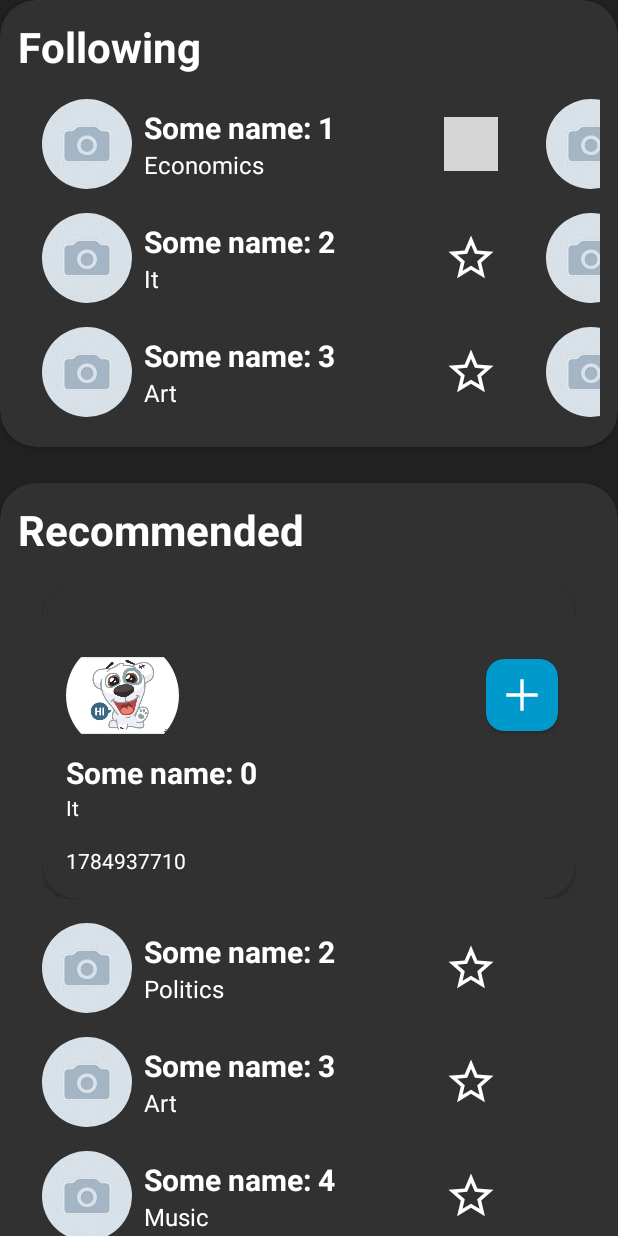
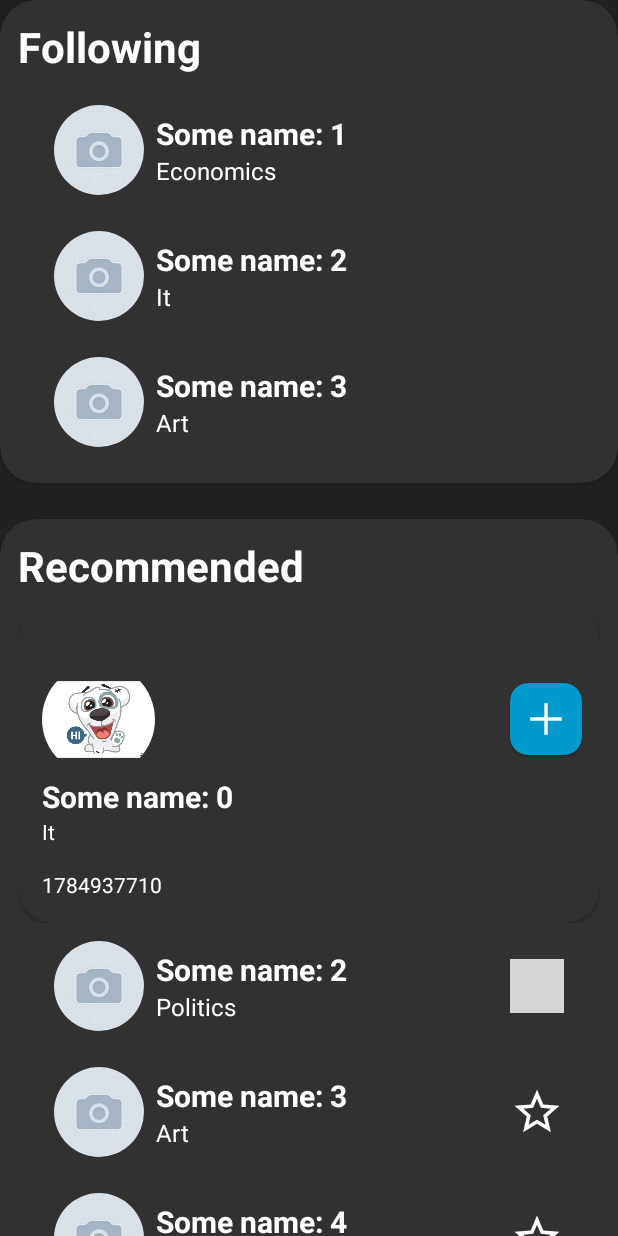
Before and after one commit to VladislavDobrihlopez/RecyclerViewOptimizations, an Android app: the screen it shows after launch (MainActivity), after a tap on "add to favourites", on a phone screen of 412 x 824 dp. Run offline under Robolectric (Android 15) with nearby library versions, the phone set to English and light mode, and no system bars; 1 other tap on this screen came first; grey boxes are pictures that could not be loaded.

Commit message:
work on paddings, fix bugs

```diff
--- a/app/src/main/java/com/example/fakevkhub/presentation/CommunitiesFragment.kt
+++ b/app/src/main/java/com/example/fakevkhub/presentation/CommunitiesFragment.kt
@@ -10,7 +10,7 @@ import androidx.recyclerview.widget.ItemTouchHelper
 import com.example.fakevkhub.R
 import com.example.fakevkhub.databinding.FragmentCommunitiesBinding
 import com.example.fakevkhub.presentation.adapters.FollowedCommunitiesAdapter
-import com.example.fakevkhub.presentation.adapters.decorations.CommunityItemDecoration
+import com.example.fakevkhub.presentation.adapters.decorations.HorizontalItemDecoration
 import com.example.fakevkhub.presentation.adapters.delegates.DetailedCommunitiesDelegateAdapter
 import com.example.fakevkhub.presentation.adapters.delegates.FollowedCommunitiesDelegateAdapter
 import com.example.fakevkhub.presentation.adapters.delegates.HorizontalScrollDelegateAdapter
@@ -61,7 +61,7 @@ class CommunitiesFragment : Fragment() {
 
     private fun setupScrollableLists() {
         adapter1 = FollowedCommunitiesAdapter(
-            listOf(FollowedCommunitiesDelegateAdapter(::changeItemLikeStatus1))
+            listOf(FollowedCommunitiesDelegateAdapter(::changeItemLikeStatus1, 730))
         )
         adapter2 = FollowedCommunitiesAdapter(
             listOf(
@@ -69,8 +69,13 @@ class CommunitiesFragment : Fragment() {
                 HorizontalScrollDelegateAdapter(listOf(DetailedCommunitiesDelegateAdapter(::onFollowed)))
             )
         )
-        binding.recyclerViewFollowedCommunities.addItemDecoration(CommunityItemDecoration(24))
-        binding.recyclerViewTopOfTheDay.addItemDecoration(CommunityItemDecoration(24))
+        binding.recyclerViewFollowedCommunities.addItemDecoration(HorizontalItemDecoration(36))
+        binding.recyclerViewTopOfTheDay.addItemDecoration(
+            HorizontalItemDecoration(
+                36,
+                listOf(R.layout.communities_detailed)
+            )
+        )
         binding.recyclerViewFollowedCommunities.adapter = adapter1
         binding.recyclerViewTopOfTheDay.adapter = adapter2
 
@@ -154,7 +159,7 @@ class CommunitiesFragment : Fragment() {
     private fun requestItemStateChanges2(item: CommunityUiModel) {
         Log.d("TEST_CRASH", "searching for: $item")
 
-        val index = adapter2.currentList.indexOf(item)
+        val index = screenFeed.indexOf(item)
 
         Log.d("TEST_CRASH", "$index \n$item")
 
@@ -163,12 +168,12 @@ class CommunitiesFragment : Fragment() {
                 drawableResId = if (item.drawableResId == R.drawable.star) R.drawable.no_star else R.drawable.star,
                 isFavorite = !item.isFavorite
             )
-        val old = adapter2.currentList.toMutableList()
-        old.removeAt(index)
-        old.add(index, newItem)
+
+        screenFeed.removeAt(index)
+        screenFeed.add(index, newItem)
         Log.d("TEST_CRASH", "before submitting: $newItem")
 
-        adapter2.submitList(old)
+        adapter2.submitList(screenFeed.toList())
     }
 
     companion object {
--- a/app/src/main/java/com/example/fakevkhub/presentation/adapters/decorations/CommunityItemDecoration.kt
+++ b/app/src/main/java/com/example/fakevkhub/presentation/adapters/decorations/HorizontalItemDecoration.kt
@@ -4,8 +4,9 @@ import android.graphics.Rect
 import android.view.View
 import androidx.recyclerview.widget.RecyclerView
 
-class CommunityItemDecoration(
+class HorizontalItemDecoration(
     private val divider: Int,
+    private val excludedViewTypes: List<Int> = listOf()
 ) : RecyclerView.ItemDecoration() {
     override fun getItemOffsets(
         outRect: Rect,
@@ -15,6 +16,9 @@ class CommunityItemDecoration(
     ) {
         super.getItemOffsets(outRect, view, parent, state)
 
+        if (excludedViewTypes.contains(parent.getChildViewHolder(view).itemViewType)) {
+            return
+        }
 //        if (viewType != parent.getChildViewHolder(view).itemViewType) {
 //            return
 //        }
--- a/app/src/main/java/com/example/fakevkhub/presentation/adapters/delegates/FollowedCommunitiesDelegateAdapter.kt
+++ b/app/src/main/java/com/example/fakevkhub/presentation/adapters/delegates/FollowedCommunitiesDelegateAdapter.kt
@@ -6,14 +6,15 @@ import android.view.ViewGroup
 import androidx.recyclerview.widget.DiffUtil
 import com.example.fakevkhub.R
 import com.example.fakevkhub.databinding.CommunityItemBinding
-import com.example.fakevkhub.presentation.uimodels.CommunityUiModel
-import com.example.fakevkhub.presentation.uimodels.Item
 import com.example.fakevkhub.presentation.adapters.viewholders.BaseViewHolder
 import com.example.fakevkhub.presentation.adapters.viewholders.FollowedCommunitiesPayloads
 import com.example.fakevkhub.presentation.adapters.viewholders.FollowedCommunityCardViewHolder
+import com.example.fakevkhub.presentation.uimodels.CommunityUiModel
+import com.example.fakevkhub.presentation.uimodels.Item
 
 class FollowedCommunitiesDelegateAdapter(
-    private val onEvent: (CommunityUiModel) -> Unit
+    private val onEvent: (CommunityUiModel) -> Unit,
+    private val itemWidth: Int? = null
 ) : AdapterDelegate<CommunityItemBinding, CommunityUiModel>() {
     private val diffUtilItem by lazy {
         object : DiffUtil.ItemCallback<CommunityUiModel>() {
@@ -59,6 +60,10 @@ class FollowedCommunitiesDelegateAdapter(
             false
         )
 
+        with(binding.root.layoutParams) {
+            width = itemWidth ?: width
+        }
+
         return FollowedCommunityCardViewHolder(binding, onEvent)
     }
 
--- a/app/src/main/res/layout/community_item.xml
+++ b/app/src/main/res/layout/community_item.xml
@@ -1,10 +1,10 @@
 <?xml version="1.0" encoding="utf-8"?>
 <LinearLayout xmlns:android="http://schemas.android.com/apk/res/android"
     xmlns:app="http://schemas.android.com/apk/res-auto"
-    android:layout_width="wrap_content"
+    android:layout_width="match_parent"
     android:layout_height="wrap_content"
     android:background="#313131"
-    android:gravity="center"
+    android:gravity="center_vertical"
     android:orientation="horizontal">
 
     <com.google.android.material.imageview.ShapeableImageView
@@ -20,10 +20,11 @@
         android:layout_marginHorizontal="4dp" />
 
     <LinearLayout
-        android:layout_width="wrap_content"
+        android:layout_weight="1"
+        android:layout_width="0dp"
         android:layout_height="match_parent"
         android:gravity="center_vertical"
-        android:minWidth="200dp"
+        android:layout_marginEnd="12dp"
         android:orientation="vertical">
 
         <TextView
```
